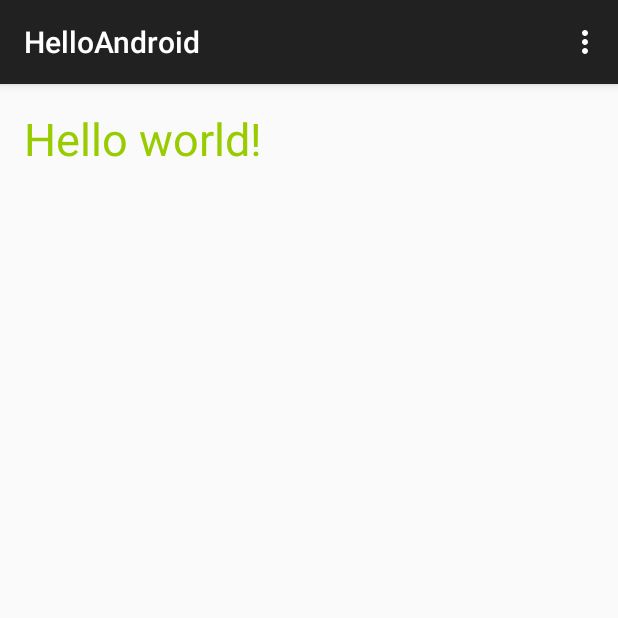
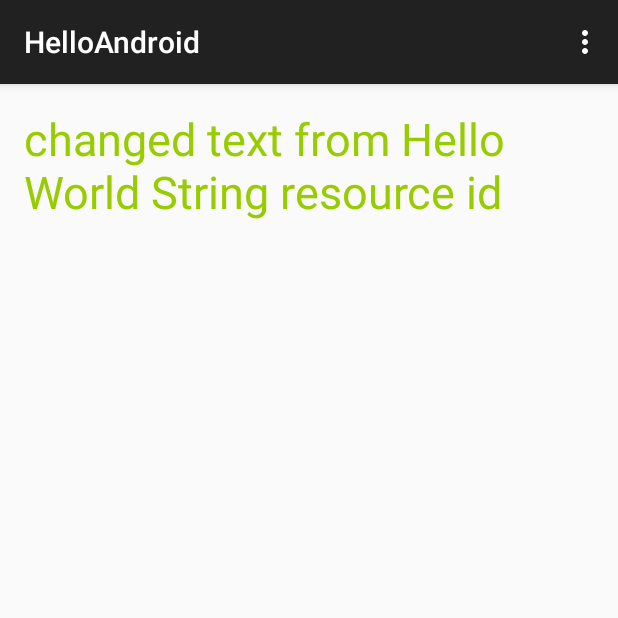
Before and after one commit to adneerav/ADGITLearn, an Android app: the screen it shows after launch (MainActivity), on a phone screen of 412 x 824 dp, the top half of it. Run offline under Robolectric (Android 15) with nearby library versions, the phone set to English and light mode, and no system bars.

Commit message:
textview text static from string resource

```diff
--- a/app/src/main/res/layout/fragment_main.xml
+++ b/app/src/main/res/layout/fragment_main.xml
@@ -9,7 +9,7 @@
     tools:context=".MainActivity$PlaceholderFragment">
 
     <TextView
-        android:text="@string/hello_world"
+        android:text="changed text from Hello World String resource id"
         android:layout_width="wrap_content"
         android:textColor="#ff99cc00"
         android:textSize="30sp"
```
